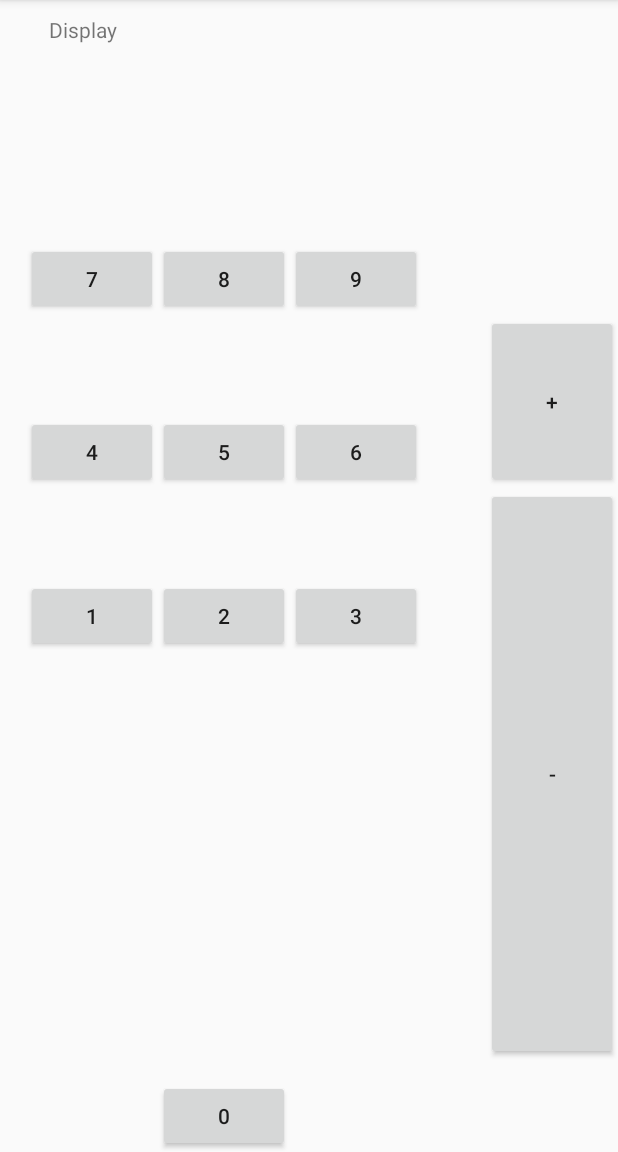
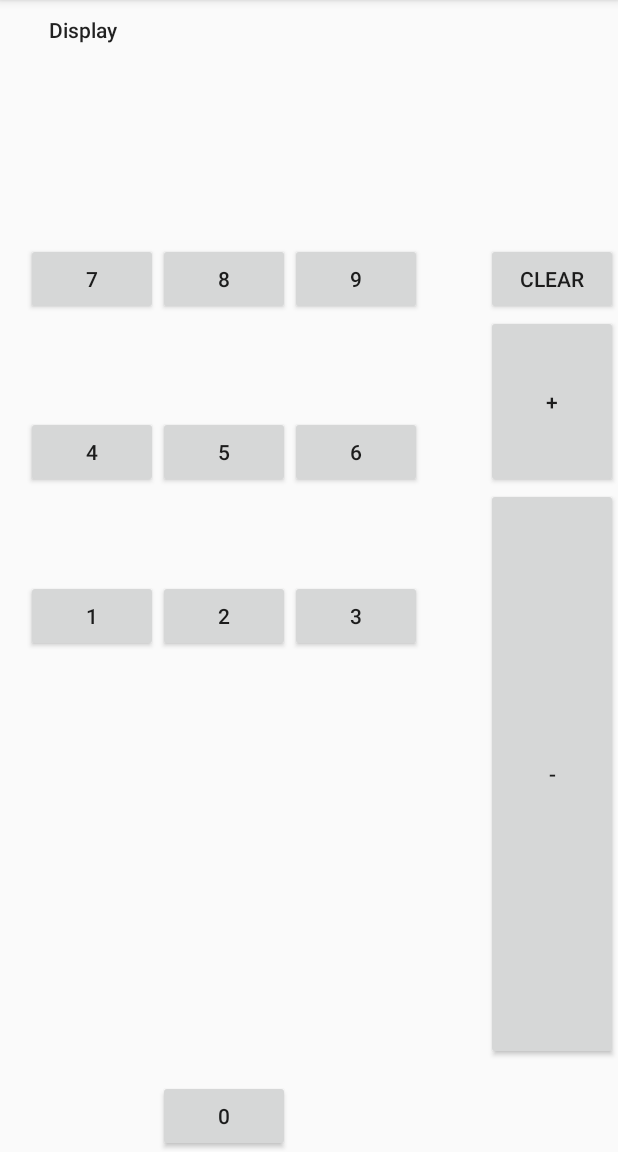
Before and after one commit to parshsee/Day_2_Test_2, an Android app: the screen it shows after launch (MainActivity), on a phone screen of 412 x 824 dp, the part 84-1236 px from its top. Run offline under Robolectric (Android 15) with nearby library versions, the phone set to English and light mode, and no system bars.

Commit message:
Added Android Project

```diff
--- a/app/src/main/res/layout/activity_main.xml
+++ b/app/src/main/res/layout/activity_main.xml
@@ -119,6 +119,15 @@
         android:layout_marginEnd="40dp"
         android:layout_marginStart="15dp"
         android:layout_marginTop="10dp"
-        android:text="Display" />
+        android:text="Display"
+        android:textAppearance="@style/TextAppearance.AppCompat.Body2" />
+
+    <Button
+        android:id="@+id/button14"
+        android:layout_width="wrap_content"
+        android:layout_height="wrap_content"
+        android:layout_alignBottom="@+id/button3"
+        android:layout_alignParentEnd="true"
+        android:text="Clear" />
 
 </RelativeLayout>
```
